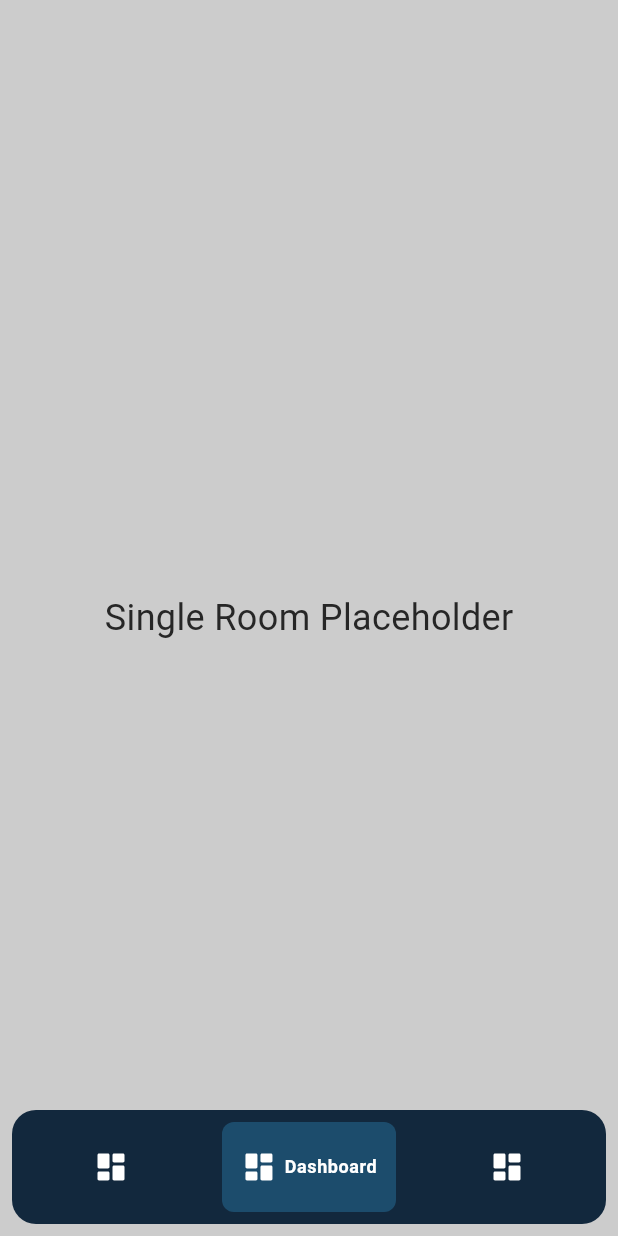
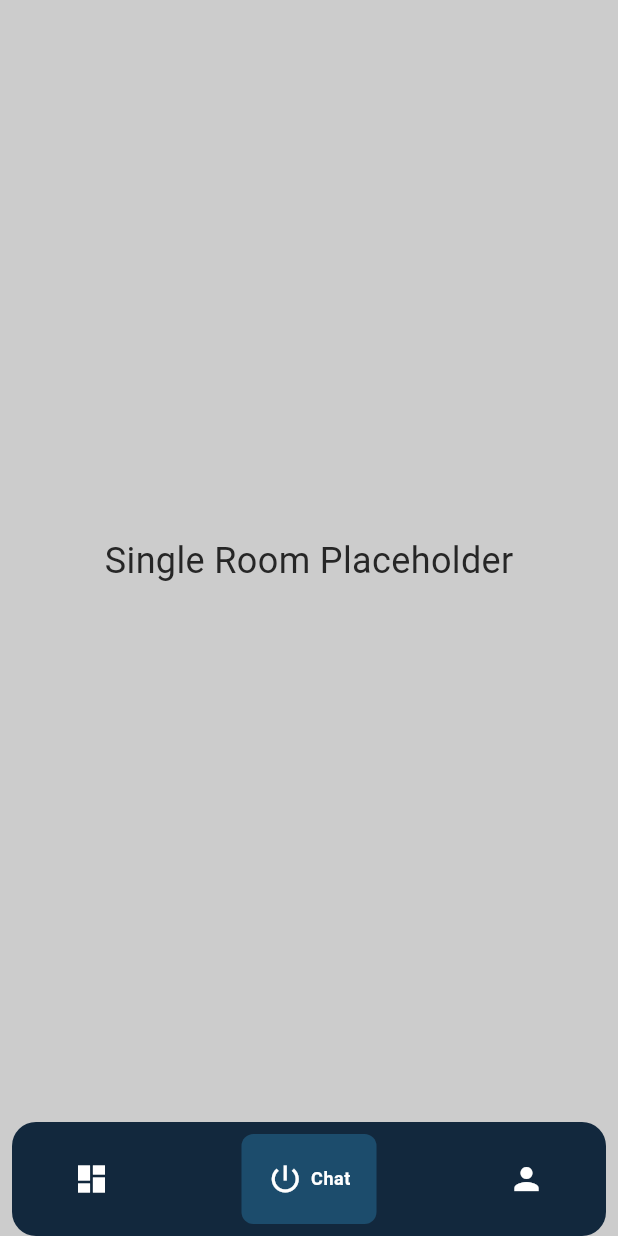
Before and after one commit to laugramaglia/flutter-challenge, a Flutter app: the screen it shows after launch, item 2 of the bottom bar chosen, on a phone screen of 412 x 824 dp. Run offline on Flutter 3.47's test engine with Material 3 defaults, Android fonts, the phone set to English and light mode, and no system bars; our stand-ins replace dio; network calls fail.

Commit message:
fix nav bar

```diff
--- a/lib/features/presentation/ui/pages/profile_page.dart
+++ b/lib/features/presentation/ui/pages/profile_page.dart
@@ -1,12 +1,10 @@
 import 'package:flutter/material.dart';
-import 'package:flutter_challange/features/presentation/ui/widgets/custom_scaffold.dart';
-
-import '../widgets/bottom_navigation.dart';
 
 class ProfileView extends StatelessWidget {
+  const ProfileView({super.key});
   @override
   Widget build(BuildContext context) {
-    return Center(
+    return const Center(
       child: Text(
         'Profile Placeholder',
         style: TextStyle(fontSize: 24),
--- a/lib/features/presentation/ui/pages/single_room.dart
+++ b/lib/features/presentation/ui/pages/single_room.dart
@@ -1,9 +1,10 @@
 import 'package:flutter/material.dart';
 
 class SingleRoomView extends StatelessWidget {
+  const SingleRoomView({super.key});
   @override
   Widget build(BuildContext context) {
-    return Center(
+    return const Center(
       child: Text(
         'Single Room Placeholder',
         style: TextStyle(fontSize: 24),
--- a/lib/features/presentation/ui/widgets/bottom_navigation.dart
+++ b/lib/features/presentation/ui/widgets/bottom_navigation.dart
@@ -1,19 +1,21 @@
 import 'package:flutter/material.dart';
-import 'package:flutter_svg/flutter_svg.dart';
+import 'package:flutter_challange/features/presentation/ui/widgets/bottom_navigation_item.dart';
 
 import 'package:flutter_challange/config/theme/constants/colors.dart';
 
 class BottomNavigationBarWidget extends StatelessWidget {
+  final List<NavItem> items;
   final int currentIndex;
-  final Function(int) onTap;
+  final Function(int)? onTap;
 
   const BottomNavigationBarWidget(
-      {required this.currentIndex, required this.onTap, super.key});
+      {required this.items, required this.currentIndex, this.onTap, super.key});
 
   @override
   Widget build(BuildContext context) {
-    return Padding(
-      padding: const EdgeInsets.all(8.0),
+    return SafeArea(
+      child: Padding(
+        padding: const EdgeInsets.symmetric(horizontal: 8),
         child: Ink(
           decoration: const BoxDecoration(
               color: kPrimaryKColor,
@@ -21,103 +23,16 @@ class BottomNavigationBarWidget extends StatelessWidget {
           // color: kPrimaryKColor,
           child: Row(
               // center vertically
-            mainAxisAlignment: MainAxisAlignment.center,
-            children: List.generate(
-              3,
-              (index) => _buildBottomNavigationBarItem(
-                context,
-                index,
-                currentIndex,
-                'dashboard',
-                "Dashboard",
-                () {
-                  onTap.call(index);
-                },
-              ),
-            )
-            //   [
-            //   // button for the first activity
-            //   _buildBottomNavigationBarItem(
-            //     context,
-            //     0,
-            //     currentIndex,
-            //     'dashboard',
-            //     "Dashboard",
-            //     () {
-            //       onTap.call(0);
-            //     },
-            //   ),
-            //   _buildBottomNavigationBarItem(
-            //       context, 1, currentIndex, 'room', "Rooms", () {
-            //     onTap.call(1);
-            //   }),
-            //   _buildBottomNavigationBarItem(
-            //     context,
-            //     2,
-            //     currentIndex,
-            //     'profile',
-            //     'Profile',
-            //     () {
-            //       onTap.call(2);
-            //     },
-            //   ),
-            // ]
+              mainAxisAlignment: MainAxisAlignment.spaceBetween,
+              children: List.from(items.map(
+                (e) => BottomNavigationItem(
+                    item: e,
+                    onTap: (element) {
+                      onTap?.call(items.indexOf(element));
+                    }),
+              ))),
         ),
       ),
     );
   }
-
-  // void _handleRedirect() {
-  //   if(_currentIndex == 0) {
-  //     Navigator.pushAndRemoveUntil(context, MaterialPageRoute(builder: (context) => RoomsView()), (route) => false);
-  //   } else if(_currentIndex == 1) {
-  //     Navigator.pushAndRemoveUntil(context, MaterialPageRoute(builder: (context) => SingleRoomView()), (route) => false);
-  //   } else if(_currentIndex == 2) {
-  //     Navigator.pushAndRemoveUntil(context, MaterialPageRoute(builder: (context) => ProfileView()), (route) => false);
-  //   } else {
-  //     Navigator.pushAndRemoveUntil(context, MaterialPageRoute(builder: (context) => RoomsView()), (route) => false);
-  //   }
-
-  // }
 }
-
-Widget _buildBottomNavigationBarItem(BuildContext context, int myIndex,
-    int currentIndex, String iconAsset, String label, Function() onTap) {
-  // return the button for the activity
-  return Expanded(
-    child: GestureDetector(
-      onTap: onTap,
-      child: Padding(
-        padding: const EdgeInsets.all(8.0),
-        child: Container(
-          height: 60,
-          decoration: BoxDecoration(
-            color: myIndex == currentIndex
-                ? kPrimaryLight
-                : Theme.of(context).colorScheme.primary,
-            borderRadius: BorderRadius.circular(8),
-          ),
-          child: Row(
-            mainAxisAlignment: MainAxisAlignment.center,
-            children: [
-              SvgPicture.asset('assets/icons/$iconAsset.svg',
-                  colorFilter: ColorFilter.mode(kWhiteKColor, BlendMode.srcIn)),
-              if (myIndex == currentIndex)
-                const SizedBox(
-                  width: 5,
-                ),
-              if (myIndex == currentIndex)
-                Text(
-                  label,
-                  style: Theme.of(context).textTheme.bodySmall!.copyWith(
-                        color: Theme.of(context).colorScheme.onPrimary,
-                        fontWeight: FontWeight.bold,
-                      ),
-                ),
-            ],
-          ),
-        ),
-      ),
-    ),
-  );
-}
--- /dev/null
+++ b/lib/features/presentation/ui/widgets/bottom_navigation_item.dart
@@ -0,0 +1,86 @@
+import 'package:flutter/material.dart';
+import 'package:flutter_challange/config/theme/constants/colors.dart';
+
+class BottomNavigationItem extends StatelessWidget {
+  final NavItem item;
+  final Function(NavItem) onTap;
+  const BottomNavigationItem(
+      {required this.item, required this.onTap, super.key});
+
+  @override
+  Widget build(BuildContext context) {
+    return Padding(
+      padding: const EdgeInsets.all(8.0),
+      child: InkWell(
+        borderRadius: BorderRadius.circular(8),
+        onTap: () {
+          onTap(item);
+        },
+        child: AnimatedContainer(
+          duration: const Duration(milliseconds: 200),
+          height: 60,
+          constraints: const BoxConstraints(minWidth: 90, maxWidth: 140),
+          decoration: BoxDecoration(
+            color: item.active
+                ? kPrimaryLight
+                : Theme.of(context).colorScheme.primary,
+            borderRadius: BorderRadius.circular(8),
+          ),
+          child: Padding(
+            padding: const EdgeInsets.symmetric(horizontal: 8),
+            child: Row(
+              mainAxisAlignment: MainAxisAlignment.center,
+              mainAxisSize: MainAxisSize.min,
+              children: [
+                Icon(
+                  item.icon,
+                  color: Colors.white,
+                  size: 24,
+                ),
+                if (item.active) ...[
+                  const SizedBox(width: 5),
+                  Text(
+                    item.label,
+                    style: Theme.of(context).textTheme.bodySmall!.copyWith(
+                          color: Theme.of(context).colorScheme.onPrimary,
+                          fontWeight: FontWeight.bold,
+                        ),
+                  ),
+                ]
+              ],
+            ),
+          ),
+        ),
+      ),
+    );
+  }
+}
+
+class NavItem {
+  final IconData icon;
+  final String label;
+  final bool active;
+  final Widget page;
+
+  NavItem({
+    required this.icon,
+    required this.label,
+    required this.active,
+    required this.page,
+  });
+
+  NavItem copyWith({
+    IconData? icon,
+    String? label,
+    Function()? onTap,
+    bool? active,
+    Widget? page,
+  }) {
+    return NavItem(
+      icon: icon ?? this.icon,
+      label: label ?? this.label,
+      active: active ?? this.active,
+      page: page ?? this.page,
+    );
+  }
+}
--- a/lib/features/presentation/ui/widgets/custom_scaffold.dart
+++ b/lib/features/presentation/ui/widgets/custom_scaffold.dart
@@ -1,9 +1,12 @@
 import 'package:flutter/material.dart';
+import 'package:flutter_challange/features/presentation/ui/pages/profile_page.dart';
+import 'package:flutter_challange/features/presentation/ui/pages/rooms_view.dart';
+import 'package:flutter_challange/features/presentation/ui/pages/single_room.dart';
 import 'package:flutter_challange/features/presentation/ui/widgets/bottom_navigation.dart';
+import 'package:flutter_challange/features/presentation/ui/widgets/bottom_navigation_item.dart';
 
 class CustomScaffold extends StatefulWidget {
-  final List<Widget> body;
-  const CustomScaffold({required this.body, super.key});
+  const CustomScaffold({super.key});
 
   @override
   State<CustomScaffold> createState() => _CustomScaffoldState();
@@ -15,28 +18,49 @@ class _CustomScaffoldState extends State<CustomScaffold> {
 
   @override
   void initState() {
+    _pageController = PageController(initialPage: currentIndex);
     super.initState();
-    _pageController = PageController(initialPage: currentIndex);
   }
 
   @override
   Widget build(BuildContext context) {
+    List<NavItem> items = [
+      NavItem(
+        active: currentIndex == 0,
+        icon: Icons.dashboard,
+        label: 'Dashboard',
+        page: const RoomsView(),
+      ),
+      NavItem(
+        active: currentIndex == 1,
+        icon: Icons.power_settings_new_sharp,
+        label: 'Chat',
+        page: const SingleRoomView(),
+      ),
+      NavItem(
+        active: currentIndex == 2,
+        icon: Icons.person,
+        label: 'Profile',
+        page: const ProfileView(),
+      ),
+    ];
     return Scaffold(
-      body: PageView(
-        onPageChanged: (int index) {
-          setState(() {
-            currentIndex = index;
-          });
-        },
-        controller: _pageController,
-        children: widget.body,
+      body: SafeArea(
+        child: PageView(
+          physics: const NeverScrollableScrollPhysics(),
+          controller: _pageController,
+          children: List.from(items.map((e) => e.page)),
+        ),
       ),
-      bottomSheet: BottomNavigationBarWidget(
+      bottomNavigationBar: BottomNavigationBarWidget(
+        items: items,
         currentIndex: currentIndex,
         onTap: (int index) {
           setState(() {
             currentIndex = index;
-            _pageController.jumpToPage(currentIndex);
+            _pageController.animateToPage(currentIndex,
+                duration: const Duration(milliseconds: 150),
+                curve: Curves.easeIn);
           });
         },
       ),
--- a/lib/home_screen.dart
+++ b/lib/home_screen.dart
@@ -1,14 +1,9 @@
 import 'package:flutter/material.dart';
-import 'package:flutter_challange/features/presentation/ui/pages/profile_page.dart';
-import 'package:flutter_challange/features/presentation/ui/pages/rooms_view.dart';
-import 'package:flutter_challange/features/presentation/ui/pages/single_room.dart';
 import 'package:flutter_challange/features/presentation/ui/widgets/custom_scaffold.dart';
 
 class HomeScreen extends StatelessWidget {
   const HomeScreen({super.key});
 
   @override
-  Widget build(BuildContext context) {
-    return CustomScaffold(body: [RoomsView(), SingleRoomView(), ProfileView()]);
-  }
+  Widget build(BuildContext context) => const CustomScaffold();
 }
```
Lines whose indentation alone changed are shown as unchanged.
